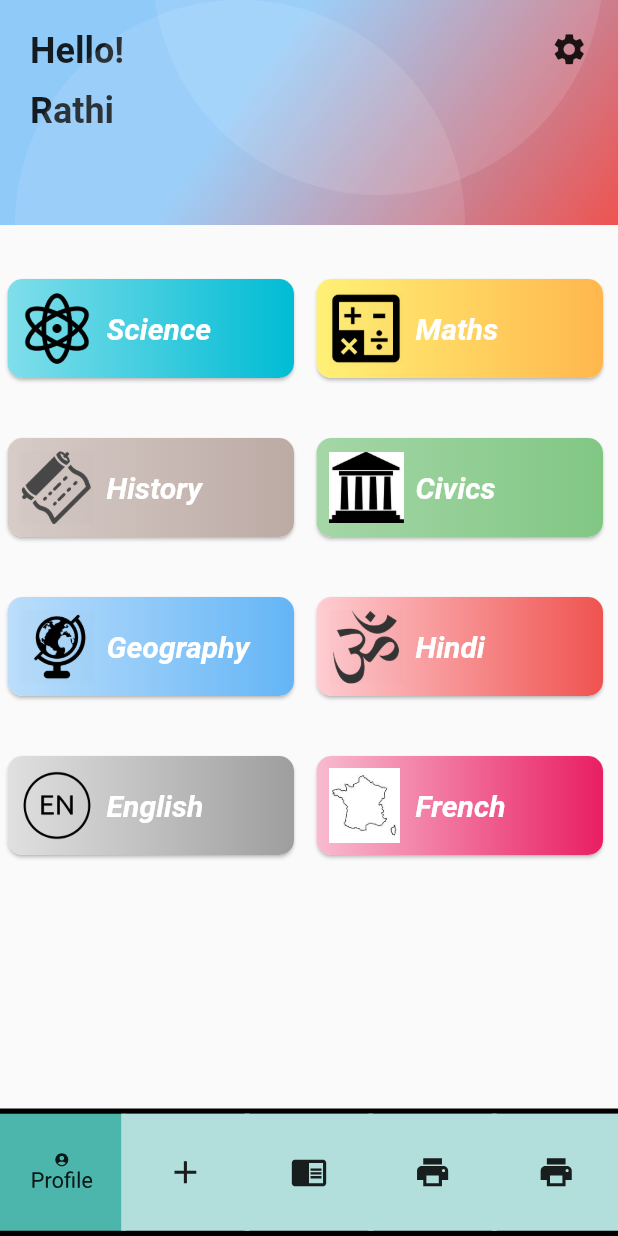
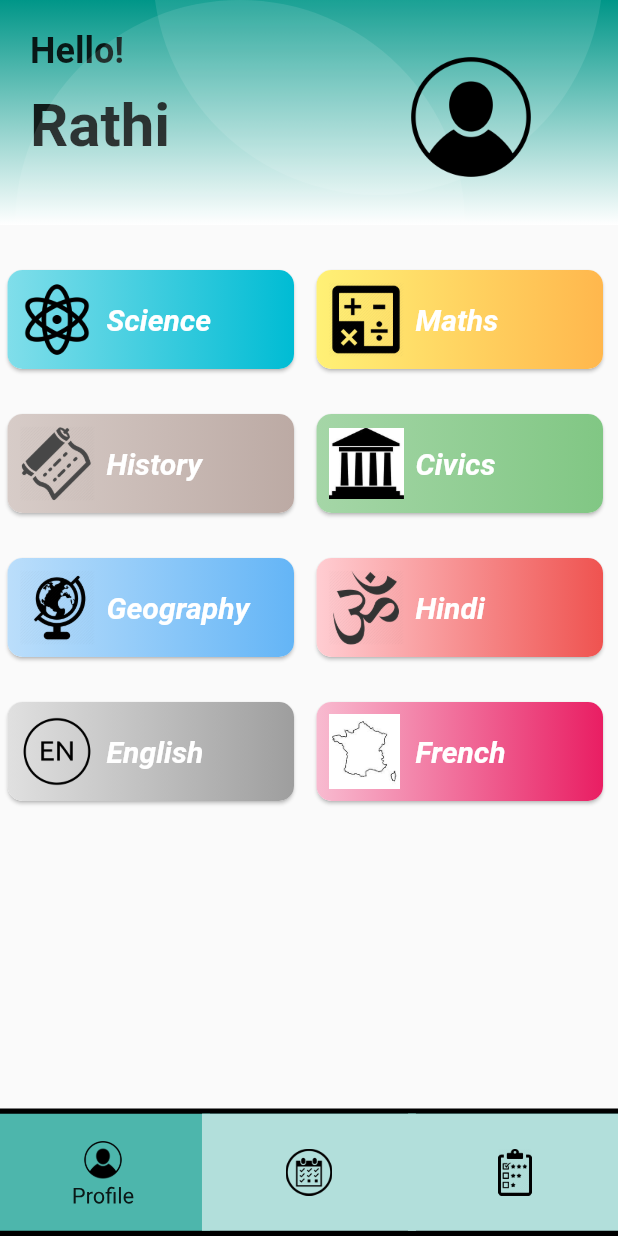
Before and after one commit to ritik-rathi/techshiksha, a Flutter app: the screen it shows after launch, on a phone screen of 412 x 824 dp. Run offline on Flutter 3.47's test engine with Material 2 defaults, Android fonts, the phone set to English and light mode, and no system bars.

Commit message:
static stuff

```diff
--- a/lib/student_screens/main_screen.dart
+++ b/lib/student_screens/main_screen.dart
@@ -53,13 +53,90 @@ class MainScreenState extends State<MainScreen> {
   @override
   Widget build(BuildContext context) {
     return Scaffold(
+      appBar: PreferredSize(
+        preferredSize: Size(double.infinity, 150),
+        child: new Container(
+        height: 150.0,
+        width: double.infinity,
+        decoration: new BoxDecoration(
+          gradient: LinearGradient(
+            begin: Alignment.topCenter,
+            end: Alignment.bottomCenter,
+            colors: [Colors.teal,Colors.white]
+          )
+        ),
+        child: Stack(
+          children: <Widget>[
+            new Positioned(
+              top: 20.0,
+              left: 20.0,
+              child: new Text(
+                'Hello!',
+                style: new TextStyle(
+                  fontSize: 24.0,
+                  fontWeight: FontWeight.bold
+                )
+              ),
+            ),
+            new Positioned(
+              top: 60.0,
+              left: 20.0,
+              child: new Text(
+                //TODO: Implement username after backend
+                'Rathi',
+                style:new TextStyle(
+                  fontSize: 40.0,
+                  fontWeight: FontWeight.bold
+                )
+              ),
+            ),
+
+            //circle
+
+            new Positioned(
+              top: 0.0,
+              left: 10.0,
+              child: Container(
+                height: 300.0,
+                width: 300.0,
+                decoration: new BoxDecoration(
+                  borderRadius: BorderRadius.circular(150.0),
+                  color: Colors.white10
+                ),
+              ),
+            ),
+             new Positioned(
+              bottom: 20.0,
+              right: 10.0,
+              child: Container(
+                height: 300.0,
+                width: 300.0,
+                decoration: new BoxDecoration(
+                  borderRadius: BorderRadius.circular(150.0),
+                  color: Colors.white10
+                ),
+              ),
+            ),
+            Positioned(
+              top: 20.0,
+              right: 40.0,
+              child: new IconButton(
+                icon: Image.asset('assets/profile.png'),
+                onPressed: (){},
+                iconSize: 100.0,
+              ),
+            )
+          ],
+        ),
+      ),
+      ),
       bottomNavigationBar: FlipBoxBar(
           items: [
-            FlipBarItem(icon: Icon(Icons.account_circle,size:10.0,), text: Text("Profile"), frontColor: Colors.teal[100], backColor: Colors.teal[300]),
-            FlipBarItem(icon: Icon(Icons.add), text: Text("Add"), frontColor: Colors.teal[100], backColor: Colors.teal[300]),
-            FlipBarItem(icon: Icon(Icons.chrome_reader_mode), text: Text("Read"), frontColor: Colors.teal[100], backColor: Colors.teal[300]),
-            FlipBarItem(icon: Icon(Icons.print), text: Text("Print"), frontColor: Colors.teal[100], backColor: Colors.teal[300]),
-            FlipBarItem(icon: Icon(Icons.print), text: Text("Print"), frontColor: Colors.teal[100], backColor: Colors.teal[300]),
+            FlipBarItem(icon: new Image.asset('assets/profile.png', height: 30.0, width: 30.0), text: Text("Profile"), frontColor: Colors.teal[100], backColor: Colors.teal[300]),
+            FlipBarItem(icon: new Image.asset('assets/attendance.png', height: 30.0, width: 30.0), text: Text("Attendance"), frontColor: Colors.teal[100], backColor: Colors.teal[300]),
+            FlipBarItem(icon: new Image.asset('assets/testscore.png', height: 30.0, width: 30.0), text: Text("Scores"), frontColor: Colors.teal[100], backColor: Colors.teal[300]),
+            //FlipBarItem(icon: Icon(Icons.print), text: Text("Print"), frontColor: Colors.teal[100], backColor: Colors.teal[300]),
+            //FlipBarItem(icon: Icon(Icons.print), text: Text("Print"), frontColor: Colors.teal[100], backColor: Colors.teal[300]),
           ],
           onIndexChanged: (newIndex) {
             print(newIndex);
@@ -111,84 +188,12 @@ class MainScreenState extends State<MainScreen> {
       //   margin: EdgeInsets.only(left: 10.0),
       // ),
 
-      new Container(
-        height: 150.0,
-        width: double.infinity,
-        decoration: new BoxDecoration(
-          gradient: LinearGradient(
-            begin: Alignment.topCenter,
-            end: Alignment.bottomRight,
-            colors: [Colors.blue[200],Colors.red[400]]
-          )
-        ),
-        child: Stack(
-          children: <Widget>[
-            new Positioned(
-              top: 20.0,
-              left: 20.0,
-              child: new Text(
-                'Hello!',
-                style: new TextStyle(
-                  fontSize: 24.0,
-                  fontWeight: FontWeight.bold
-                )
-              ),
-            ),
-            new Positioned(
-              top: 60.0,
-              left: 20.0,
-              child: new Text(
-                //TODO: Implement username after backend
-                'Rathi',
-                style:new TextStyle(
-                  fontSize: 24.0,
-                  fontWeight: FontWeight.bold
-                )
-              ),
-            ),
 
-            //circle
-
-            new Positioned(
-              top: 0.0,
-              left: 10.0,
-              child: Container(
-                height: 300.0,
-                width: 300.0,
-                decoration: new BoxDecoration(
-                  borderRadius: BorderRadius.circular(150.0),
-                  color: Colors.white10
-                ),
-              ),
-            ),
-             new Positioned(
-              bottom: 20.0,
-              right: 10.0,
-              child: Container(
-                height: 300.0,
-                width: 300.0,
-                decoration: new BoxDecoration(
-                  borderRadius: BorderRadius.circular(150.0),
-                  color: Colors.white10
-                ),
-              ),
-            ),
-            Positioned(
-              top: 20.0,
-              right: 20.0,
-              child: new Icon(
-                Icons.settings,
-                size: 25.0
-              ),
-            )
-          ],
-        ),
-      ),
 
       // iconbuttons for various subjects
 
       Padding(
-        padding: const EdgeInsets.only(top: 16.0),
+        padding: const EdgeInsets.only(top: 10.0),
         child: new Row(
           mainAxisAlignment: MainAxisAlignment.center,
           children: <Widget>[
@@ -205,7 +210,7 @@ class MainScreenState extends State<MainScreen> {
         ),
       ),
       new SizedBox(
-        height: 20.0,
+        height: 10.0,
       ),
       new Row(
         children: <Widget>[
@@ -221,7 +226,7 @@ class MainScreenState extends State<MainScreen> {
         ],
       ),
       new SizedBox(
-        height: 20.0,
+        height: 10.0,
       ),
       new Row(
         children: <Widget>[
@@ -237,7 +242,7 @@ class MainScreenState extends State<MainScreen> {
         ],
       ),
       new SizedBox(
-        height: 20.0,
+        height: 10.0,
       ),
       new Row(
         children: <Widget>[
--- a/pubspec.yaml
+++ b/pubspec.yaml
@@ -63,6 +63,10 @@ flutter:
     - assets/notes.png
     - assets/test.png
     - assets/hw1.png
+    - assets/attendance.png
+    - assets/profile.png
+    - assets/testscore.png
+    - assets/settings.png
   #  - images/a_dot_burr.jpeg
   #  - images/a_dot_ham.jpeg
 
```
Also changed, not shown: assets/attendance.png (added), assets/profile.png (added), assets/settings.png (added), assets/testscore.png (added), lib/bottom_navbar2.dart (line endings or trailing spaces).
